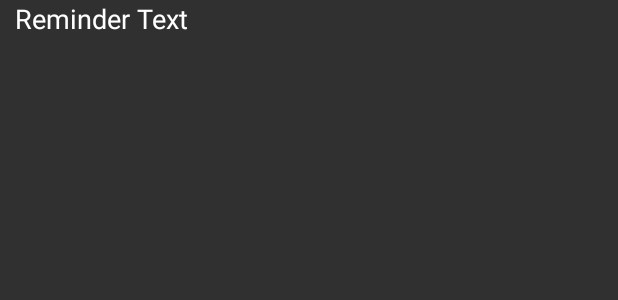
After one commit to number-sense/Reminders, an Android app: the layout reminders_row.xml on its own in the app's theme, with its tools: preview values and no code run, on a phone screen of 412 x 824 dp. The commit adds this screen. Shown: the top 300 px of the screen. Run offline under Robolectric (Android 15) with nearby library versions, the phone set to English and light mode, and no system bars.

Commit message:
v2 list view

```diff
--- a/app/src/main/res/layout/activity_remiders.xml
+++ b/app/src/main/res/layout/activity_remiders.xml
@@ -4,6 +4,7 @@
     xmlns:tools="http://schemas.android.com/tools"
     android:layout_width="match_parent"
     android:layout_height="match_parent"
+    android:background="@color/darkGrey"
     tools:context="com.apress.gerber.reminders.RemidersActivity">
 
     <ListView
--- /dev/null
+++ b/app/src/main/res/layout/reminders_row.xml
@@ -0,0 +1,26 @@
+<?xml version="1.0" encoding="utf-8"?>
+<LinearLayout xmlns:android="http://schemas.android.com/apk/res/android"
+    android:layout_width="match_parent"
+    android:layout_height="50dp"
+    android:orientation="vertical">
+
+    <LinearLayout
+        android:layout_width="match_parent"
+        android:layout_height="48dp"
+        android:orientation="horizontal">
+
+        <view
+            android:id="@+id/row_tab"
+            class="android.view.View"
+            android:layout_width="10dp"
+            android:layout_height="match_parent" />
+
+        <TextView
+            android:id="@+id/row_text"
+            android:layout_width="match_parent"
+            android:layout_height="50dp"
+            android:text="Reminder Text"
+            android:textAppearance="?android:attr/textAppearanceLarge"
+            android:textSize="18sp" />
+    </LinearLayout>
+</LinearLayout>
--- a/app/src/main/res/values/colors.xml
+++ b/app/src/main/res/values/colors.xml
@@ -3,4 +3,6 @@
     <color name="colorPrimary">#3F51B5</color>
     <color name="colorPrimaryDark">#303F9F</color>
     <color name="colorAccent">#FF4081</color>
+    <color name="darkGrey">#181818</color>
+    <color name="orange">#FF4500</color>
 </resources>
```
